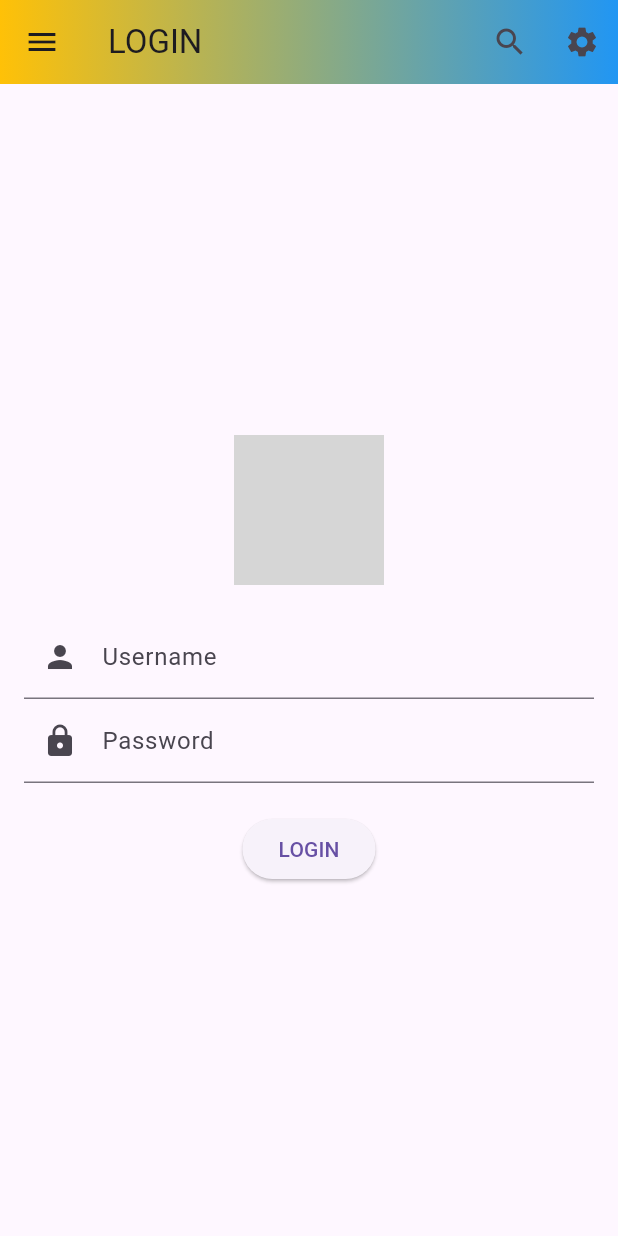
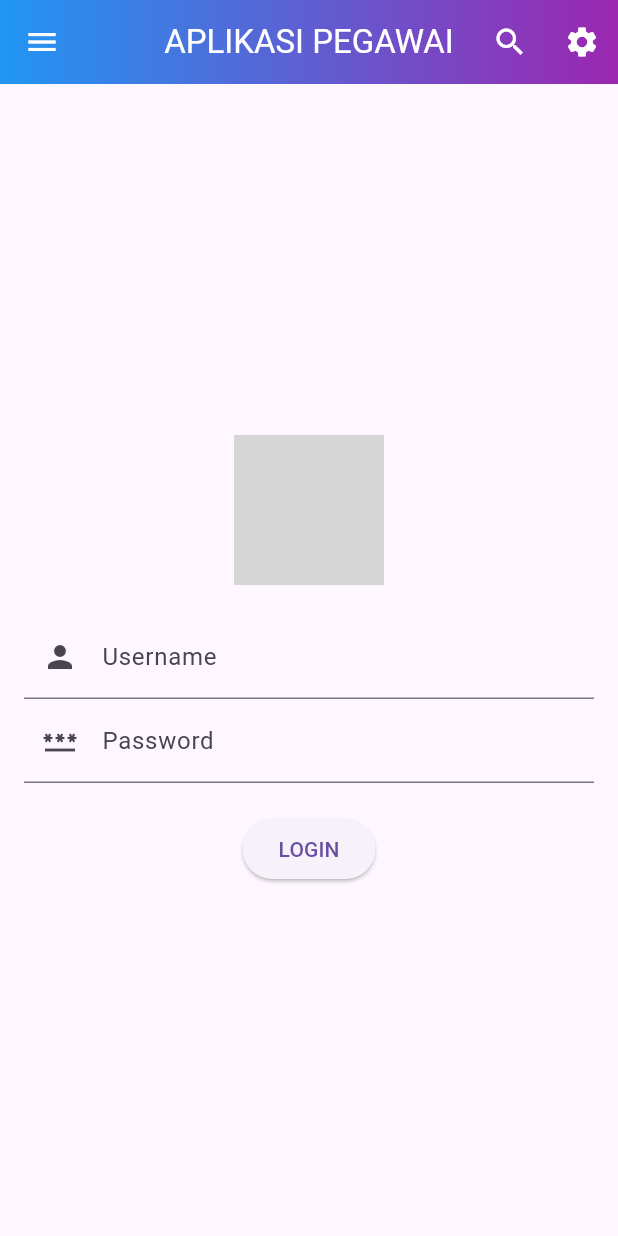
Before and after one commit to wiza23putra/aplikasi_kepegawaian, a Flutter app: the screen it shows after launch, on a phone screen of 412 x 824 dp. Run offline on Flutter 3.47's test engine with Material 3 defaults, Android fonts, the phone set to English and light mode, and no system bars; our stand-ins replace dio, get; network calls fail; grey boxes are pictures that could not be loaded.

Commit message:
penambahan fitur

```diff
--- /dev/null
+++ b/lib/api/service.dart
@@ -0,0 +1,15 @@
+import 'package:dio/dio.dart';
+
+class Dataservice {
+  final String _url = "http://localhost:8000/api/";
+
+  Dio dio = Dio();
+
+  LoginService(String username, String password) async {
+    final Response = await dio.post('${_url}loginuser', data: {
+      'username': username,
+      'password': password,
+    });
+    print(Response.data);
+  }
+}
--- a/lib/login.dart
+++ b/lib/login.dart
@@ -1,4 +1,5 @@
 import 'package:flutter/material.dart';
+import 'package:aplikasi_kepegawaian/api/service.dart';
 import 'package:aplikasi_kepegawaian/dashboard.dart';
 import 'package:get/get.dart';
 
@@ -10,73 +11,116 @@ class Login extends StatefulWidget {
 }
 
 class _LoginState extends State<Login> {
+  final _formState = GlobalKey<FormState>();
+  final TextEditingController _user = TextEditingController();
+  final TextEditingController _pass = TextEditingController();
+
+  Future _masuk() async {
+    var response = await Dataservice().LoginService(_user.text, _pass.text);
+    if (response == true) {
+      Get.offAll(const Dashboard());
+    } else {
+      Get.defaultDialog(
+        title: 'User/pass Salah',
+      );
+    }
+    print(response);
+  }
+
   @override
   Widget build(BuildContext context) {
     return Scaffold(
       appBar: AppBar(
         flexibleSpace: Container(
-          decoration: BoxDecoration(
-              gradient: LinearGradient(colors: [Colors.amber, Colors.blue])),
+          decoration: const BoxDecoration(
+              gradient: LinearGradient(colors: [Colors.blue, Colors.purple])),
         ),
-        backgroundColor: Colors.blueGrey,
-        title: Text("LOGIN"),
+        //backgroundColor: Colors.blueGrey,
+        title: const Text(
+          "APLIKASI PEGAWAI",
+          style: TextStyle(color: Colors.white),
+        ),
+        centerTitle: true,
         leading: IconButton(
-          icon: Icon(Icons.menu),
+          icon: const Icon(Icons.menu),
+          color: Colors.white,
           onPressed: () {
             ScaffoldMessenger.of(context)
-                .showSnackBar(SnackBar(content: Text("Menu")));
+                .showSnackBar(const SnackBar(content: Text('Menu')));
           },
         ),
         actions: [
           IconButton(
-            icon: Icon(Icons.search),
+            icon: const Icon(Icons.search),
+            color: Colors.white,
             onPressed: () {
               ScaffoldMessenger.of(context)
-                  .showSnackBar(SnackBar(content: Text("Cari")));
+                  .showSnackBar(const SnackBar(content: Text('Cari')));
             },
           ),
           IconButton(
-              icon: Icon(Icons.settings),
+            icon: const Icon(Icons.settings),
+            color: Colors.white,
             onPressed: () {
               ScaffoldMessenger.of(context)
-                    .showSnackBar(SnackBar(content: Text("Setting")));
-              })
+                  .showSnackBar(const SnackBar(content: Text('Setting')));
+            },
+          )
         ],
       ),
       body: Padding(
-        padding: EdgeInsets.all(16.0),
+        padding: const EdgeInsets.all(16.0),
+        child: Form(
+          key: _formState,
           child: Column(
             mainAxisAlignment: MainAxisAlignment.center,
             crossAxisAlignment: CrossAxisAlignment.center,
             children: [
-            Center(
+              const Center(
                 child: CircleAvatar(
                   radius: 50,
                   backgroundImage: NetworkImage(
-                  'https://cdn-icons-png.flaticon.com/512/295/295128.png',
+                    'https://png.pngtree.com/png-vector/20221027/ourmid/pngtree-official-logo-of-korpri--corps-employees-the-republic-indonesia-png-image_6390913.png',
                   ),
                 ),
               ),
-            SizedBox(
+              const SizedBox(
                 height: 20,
               ),
-            TextField(
-              decoration: InputDecoration(
-                  labelText: "Username", prefixIcon: Icon(Icons.person)),
+              TextFormField(
+                validator: (value) {
+                  if (value == '') {
+                    return "Username tidak boleh kosong";
+                  }
+                  return null;
+                },
+                controller: _user,
+                decoration: const InputDecoration(
+                    labelText: 'Username', prefixIcon: Icon(Icons.person)),
               ),
-            TextField(
-              decoration: InputDecoration(
-                  labelText: "Password", prefixIcon: Icon(Icons.lock)),
+              TextFormField(
+                validator: (value) {
+                  if (value == '') {
+                    return "password tidak boleh kosong";
+                  }
+                  return null;
+                },
+                controller: _pass,
+                decoration: const InputDecoration(
+                    labelText: 'Password', prefixIcon: Icon(Icons.password)),
               ),
-            SizedBox(
+              const SizedBox(
                 height: 20,
               ),
               ElevatedButton(
                   onPressed: () {
-                  Get.offAll(Dashboard());
+                    if (_formState.currentState!.validate()) {
+                      _masuk();
+                    }
                   },
-                child: Text("LOGIN")),
+                  child: const Text('LOGIN')),
             ],
+          ),
         ),
       ),
     );
--- a/lib/main.dart
+++ b/lib/main.dart
@@ -1,5 +1,5 @@
 import 'package:flutter/material.dart';
-import 'package:get/get.dart';
+import 'package:get/route_manager.dart';
 import 'package:aplikasi_kepegawaian/login.dart';
 
 void main() {
--- a/pubspec.yaml
+++ b/pubspec.yaml
@@ -36,6 +36,7 @@ dependencies:
   # Use with the CupertinoIcons class for iOS style icons.
   cupertino_icons: ^1.0.8
   get: ^4.6.6
+  dio: ^5.7.0
 
 dev_dependencies:
   flutter_test:
```
Also changed, not shown: lib/dashboard.dart (+8 -7 lines), pubspec.lock. Lines whose indentation alone changed are shown as unchanged.
